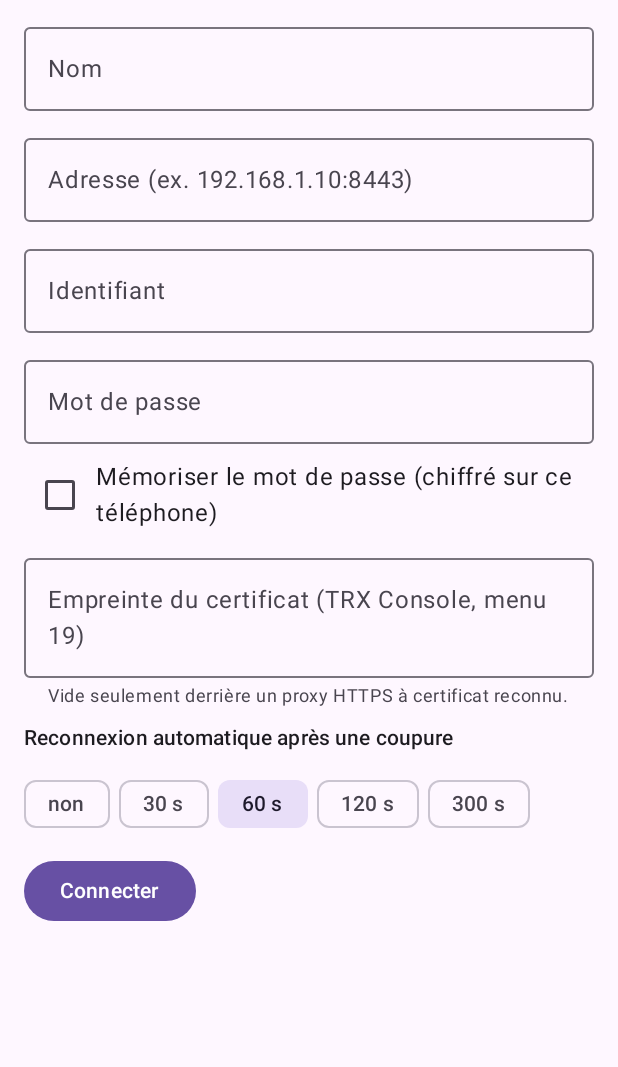
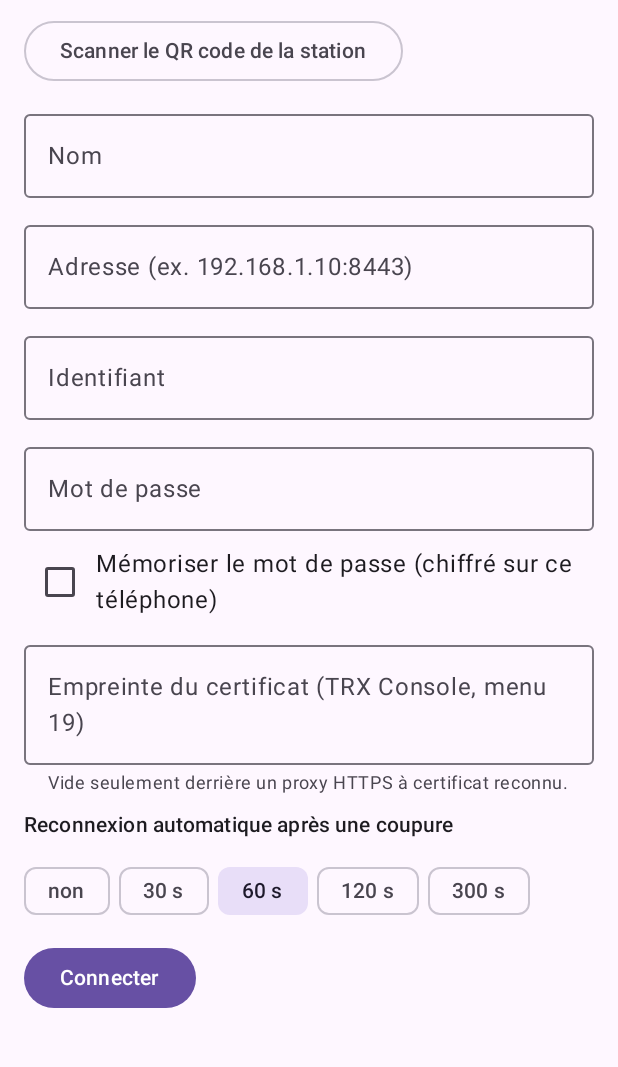
Before and after one commit to Bob56fr/openRemoteTRX-lite, an Android app built with Jetpack Compose: the screen it shows after launch (MainActivity), on a phone screen of 412 x 824 dp, the part 72-1139 px from its top. Run offline under Robolectric (Android 15) with nearby library versions, the phone set to English and light mode, and no system bars; libraries missing offline, so code that uses them is left out: com.google.zxing.client, com.journeyapps.barcodescanner; 1 statement that could not run was skipped.

Commit message:
QR code d'appairage : TRX Console menu 19 et trx-setup --empreinte (segno), lecture dans l'application 0.2.0 (ZXing) ; message clair sans empreinte ; application essayée sur le Samsung S25 avec minix-bzh (étape 53, version 0.53.0)
Co-Authored-By: Claude Opus 5.5 <noreply@anthropic.com>

```diff
--- a/app/src/main/kotlin/com/rfdiy/openremotetrx/app/StationScreen.kt
+++ b/app/src/main/kotlin/com/rfdiy/openremotetrx/app/StationScreen.kt
@@ -2,6 +2,7 @@
 // Copyright (C) 2026 RF-DIY.COM
 package com.rfdiy.openremotetrx.app
 
+import androidx.activity.compose.rememberLauncherForActivityResult
 import androidx.compose.foundation.layout.Arrangement
 import androidx.compose.foundation.layout.Column
 import androidx.compose.foundation.layout.Row
@@ -29,10 +30,14 @@ import androidx.compose.ui.text.input.KeyboardType
 import androidx.compose.ui.text.input.PasswordVisualTransformation
 import androidx.compose.ui.unit.dp
 import com.rfdiy.openremotetrx.core.AccountStore
-import com.rfdiy.openremotetrx.core.Fingerprint
+import com.google.zxing.client.android.Intents
+import com.journeyapps.barcodescanner.ScanContract
+import com.journeyapps.barcodescanner.ScanOptions
+import com.rfdiy.openremotetrx.protocol.Fingerprint
+import com.rfdiy.openremotetrx.protocol.PairingCode
 import com.rfdiy.openremotetrx.core.RigUi
 import com.rfdiy.openremotetrx.core.StationAccount
-import com.rfdiy.openremotetrx.core.StationAddress
+import com.rfdiy.openremotetrx.protocol.StationAddress
 
 private val WINDOWS = listOf(0, 30, 60, 120, 300)
 
@@ -57,7 +62,7 @@ fun StationScreen(
     var user by remember { mutableStateOf(initial?.user ?: "") }
     // Mot de passe non mémorisé : gardé en mémoire tant que l'application est ouverte (comme la page), pour réessayer.
     var password by remember { mutableStateOf(initial?.let { store.password(it) } ?: typedPassword) }
-    var remember by remember { mutableStateOf(initial?.secret?.isNotEmpty() ?: false) }
+    var keepPassword by remember { mutableStateOf(initial?.secret?.isNotEmpty() ?: false) }
     var fingerprint by remember { mutableStateOf(initial?.fingerprint ?: "") }
     var window by remember { mutableStateOf(initial?.reconnectWindowS ?: 60) }
     var error by remember { mutableStateOf("") }
@@ -65,8 +70,31 @@ fun StationScreen(
     fun select(a: StationAccount?) {
         editing = a
         name = a?.name ?: ""; address = a?.url ?: ""; user = a?.user ?: ""
-        password = a?.let { store.password(it) } ?: ""; remember = a?.secret?.isNotEmpty() ?: false
+        password = a?.let { store.password(it) } ?: ""; keepPassword = a?.secret?.isNotEmpty() ?: false
         fingerprint = a?.fingerprint ?: ""; window = a?.reconnectWindowS ?: 60; error = ""
+    }
+
+    // QR code du menu 19 de TRX Console : adresse, identifiant, empreinte. Le mot de passe reste à saisir.
+    var notice by remember { mutableStateOf("") }
+    val scan = rememberLauncherForActivityResult(ScanContract()) { result ->
+        val text = result.contents ?: return@rememberLauncherForActivityResult
+        val pairing = PairingCode.parse(text)
+        if (pairing == null) {
+            notice = ""
+            error = "Ce QR code n'est pas un QR code d'appairage openRemoteTRX (TRX Console, menu 19)."
+            return@rememberLauncherForActivityResult
+        }
+        val known = accounts.firstOrNull { it.url == pairing.url && (pairing.user.isEmpty() || it.user == pairing.user) }
+        select(known)
+        notice = when {
+            known == null -> "Station lue sur le QR code : saisis le mot de passe puis « Connecter »."
+            known.fingerprint != pairing.fingerprint -> "Station déjà connue : empreinte du certificat MISE À JOUR depuis le QR code."
+            else -> "Station déjà connue : rien n'a changé."
+        }
+        name = known?.name ?: pairing.name
+        address = pairing.url
+        if (pairing.user.isNotEmpty()) user = pairing.user
+        fingerprint = pairing.fingerprint
     }
 
     Column(
@@ -74,6 +102,17 @@ fun StationScreen(
         verticalArrangement = Arrangement.spacedBy(10.dp),
     ) {
         Text("openRemoteTRX", style = MaterialTheme.typography.headlineSmall)
+        OutlinedButton(onClick = {
+            scan.launch(
+                ScanOptions()
+                    .setDesiredBarcodeFormats(ScanOptions.QR_CODE)
+                    .setPrompt("QR code du menu 19 de TRX Console")
+                    .setBeepEnabled(false)
+                    .setOrientationLocked(false)
+                    .addExtra(Intents.Scan.SCAN_TYPE, Intents.Scan.MIXED_SCAN)   // terminal sombre (inversé) ou clair
+            )
+        }) { Text("Scanner le QR code de la station") }
+        if (notice.isNotEmpty()) Text(notice, color = MaterialTheme.colorScheme.primary)
         if (accounts.isNotEmpty()) {
             Text("Stations", style = MaterialTheme.typography.titleMedium)
             Row(Modifier.horizontalScroll(rememberScrollState()), horizontalArrangement = Arrangement.spacedBy(8.dp)) {
@@ -93,7 +132,7 @@ fun StationScreen(
             keyboardOptions = KeyboardOptions(keyboardType = KeyboardType.Password), modifier = Modifier.fillMaxWidth(),
         )
         Row(verticalAlignment = Alignment.CenterVertically) {
-            Checkbox(remember, { remember = it })
+            Checkbox(keepPassword, { keepPassword = it })
             Text("Mémoriser le mot de passe (chiffré sur ce téléphone)")
         }
         OutlinedTextField(
@@ -122,7 +161,7 @@ fun StationScreen(
                     val base = editing ?: StationAccount(name = name.trim(), url = url!!, user = user.trim())
                     val account = store.save(
                         base.copy(name = name.trim(), url = url!!, user = user.trim(), fingerprint = pin!!, reconnectWindowS = window),
-                        if (remember) password else "",
+                        if (keepPassword) password else "",
                     )
                     store.lastId = account.id
                     accounts = store.list()
--- a/core/src/main/kotlin/com/rfdiy/openremotetrx/core/StationHttp.kt
+++ b/core/src/main/kotlin/com/rfdiy/openremotetrx/core/StationHttp.kt
@@ -2,8 +2,10 @@
 // Copyright (C) 2026 RF-DIY.COM
 package com.rfdiy.openremotetrx.core
 
+import com.rfdiy.openremotetrx.protocol.Fingerprint
 import java.io.IOException
 import java.net.URL
+import java.security.cert.CertPathValidatorException
 import java.security.cert.CertificateException
 import java.security.cert.X509Certificate
 import javax.net.ssl.HostnameVerifier
@@ -110,6 +112,10 @@ class StationHttp(private val baseUrl: String, fingerprint: String) {
         } catch (e: SSLHandshakeException) {
             val mismatch = generateSequence(e as Throwable) { it.cause }.filterIsInstance<PinMismatch>().firstOrNull()
             if (mismatch != null) throw AttemptException("pin", "reçue ${mismatch.seen.take(23)}…")
+            // Sans empreinte, un certificat auto-signé (cas normal de la station) est refusé par Android.
+            if (pin == null && generateSequence(e as Throwable) { it.cause }.any { it is CertPathValidatorException }) {
+                throw AttemptException("untrusted")
+            }
             throw AttemptException("network", "TLS : ${e.message ?: ""}".take(160))
         } catch (e: IOException) {
             throw AttemptException("network", (e.message ?: e.javaClass.simpleName).take(160))
--- a/gradle/libs.versions.toml
+++ b/gradle/libs.versions.toml
@@ -8,6 +8,8 @@ activity-compose = "1.13.0"
 core-ktx = "1.19.1"
 lifecycle = "2.11.0"
 webrtc = "1.3.10"
+zxing-embedded = "4.3.0"
+zxing-core = "3.5.4"
 
 [libraries]
 serialization-json = { module = "org.jetbrains.kotlinx:kotlinx-serialization-json", version.ref = "serialization" }
@@ -23,6 +25,8 @@ compose-ui = { module = "androidx.compose.ui:ui" }
 compose-ui-tooling-preview = { module = "androidx.compose.ui:ui-tooling-preview" }
 compose-ui-tooling = { module = "androidx.compose.ui:ui-tooling" }
 webrtc = { module = "io.getstream:stream-webrtc-android", version.ref = "webrtc" }
+zxing-embedded = { module = "com.journeyapps:zxing-android-embedded", version.ref = "zxing-embedded" }
+zxing-core = { module = "com.google.zxing:core", version.ref = "zxing-core" }
 
 [plugins]
 kotlin-jvm = { id = "org.jetbrains.kotlin.jvm", version.ref = "kotlin" }
--- a/logic/src/main/kotlin/com/rfdiy/openremotetrx/logic/Texts.kt
+++ b/logic/src/main/kotlin/com/rfdiy/openremotetrx/logic/Texts.kt
@@ -67,8 +67,8 @@ object Texts {
     )
 
     /**
-     * Causes d'une connexion perdue ou impossible (client.js : LOSS_REASONS, titres). « pin » et « protocol » sont
-     * propres à l'application (empreinte du certificat, version de protocole inconnue).
+     * Causes d'une connexion perdue ou impossible (client.js : LOSS_REASONS, titres). « pin » et « untrusted » sont
+     * propres à l'application (empreinte différente ; certificat auto-signé sans empreinte).
      */
     val LOSSES: Map<String, String> = mapOf(
         "datachannel_closed" to "Canal de contrôle fermé",
@@ -83,6 +83,7 @@ object Texts {
         "http" to "Réponse inattendue de la station",
         "client_error" to "Erreur dans l'application",
         "pin" to "Empreinte du certificat DIFFÉRENTE : ce n'est peut-être pas ta station, connexion bloquée",
+        "untrusted" to "Certificat de la station non reconnu : saisis son empreinte (TRX Console, menu 19) ou scanne son QR code",
     )
 
     val PTT_LABELS = mapOf("RX" to "RÉCEPTION", "KEYING" to "PRISE D'ÉMISSION", "TX" to "ÉMISSION", "UNKEYING" to "COUPURE EN COURS")
```
Also changed, not shown: app/build.gradle.kts (+5 -2 lines), app/src/main/AndroidManifest.xml (+7 -1 lines), core/src/main/kotlin/com/rfdiy/openremotetrx/core/Accounts.kt (+0 -32 lines), protocol/src/main/kotlin/com/rfdiy/openremotetrx/protocol/Pairing.kt (added, +68 -0 lines), 1 other file.
